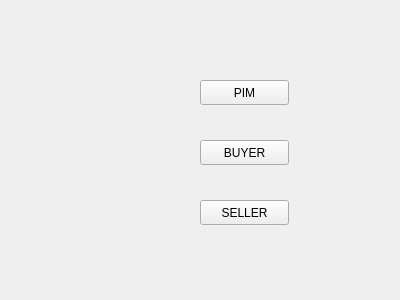
Qt form userwidget.ui (ytlp/QT-c2c) before a commit.
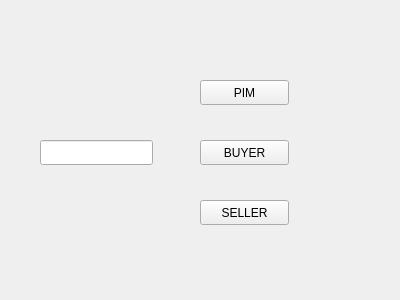
The same form after that commit.

The edit to the form file:
```diff
--- a/userwidget.ui
+++ b/userwidget.ui
@@ -52,6 +52,19 @@
     <string>SELLER</string>
    </property>
   </widget>
+  <widget class="QLineEdit" name="idEdit">
+   <property name="geometry">
+    <rect>
+     <x>40</x>
+     <y>140</y>
+     <width>113</width>
+     <height>25</height>
+    </rect>
+   </property>
+   <property name="readOnly">
+    <bool>true</bool>
+   </property>
+  </widget>
  </widget>
  <resources/>
  <connections/>
```
